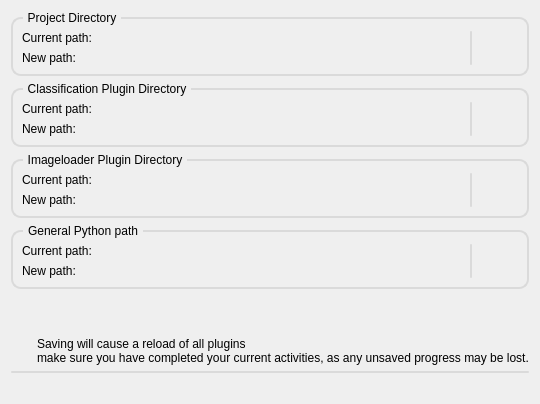
The window that view/globalsettingswidget.ui (Joensw/RCAIT) describes before a commit, drawn with Qt 5.
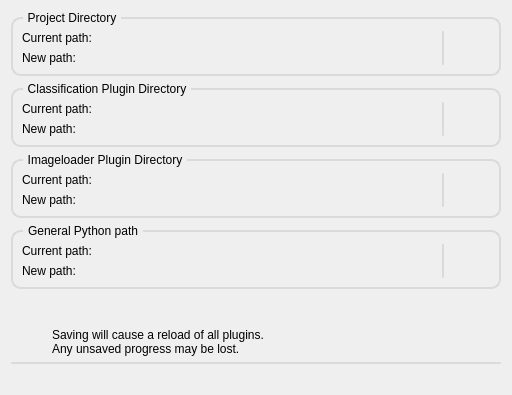
The same window after the commit. Icons and pictures are not drawn.

Commit message: Fix low resolution icon in global settings

```diff
--- a/view/globalsettingswidget.ui
+++ b/view/globalsettingswidget.ui
@@ -6,8 +6,8 @@
    <rect>
     <x>0</x>
     <y>0</y>
-    <width>491</width>
-    <height>404</height>
+    <width>512</width>
+    <height>395</height>
    </rect>
   </property>
   <property name="windowTitle">
@@ -159,176 +159,7 @@
     }</string>
   </property>
   <layout class="QGridLayout" name="gridLayout">
-   <item row="2" column="0" colspan="2">
-    <widget class="QGroupBox" name="groupBox_3">
-     <property name="title">
-      <string>Imageloader Plugin Directory</string>
-     </property>
-     <layout class="QGridLayout" name="gridLayout_4" columnstretch="1,0,0">
-      <property name="topMargin">
-       <number>12</number>
-      </property>
-      <item row="0" column="0">
-       <layout class="QVBoxLayout" name="verticalLayout">
-        <item>
-         <layout class="QHBoxLayout" name="horizontalLayout">
-          <item>
-           <widget class="QLabel" name="label_imageLoaderCurrent">
-            <property name="sizePolicy">
-             <sizepolicy hsizetype="Maximum" vsizetype="Preferred">
-              <horstretch>0</horstretch>
-              <verstretch>0</verstretch>
-             </sizepolicy>
-            </property>
-            <property name="text">
-             <string>Current path:</string>
-            </property>
-           </widget>
-          </item>
-          <item>
-           <widget class="QLabel" name="label_imageLoaderDir_current">
-            <property name="text">
-             <string/>
-            </property>
-            <property name="scaledContents">
-             <bool>false</bool>
-            </property>
-           </widget>
-          </item>
-         </layout>
-        </item>
-        <item>
-         <layout class="QHBoxLayout" name="horizontalLayout_2">
-          <property name="spacing">
-           <number>0</number>
-          </property>
-          <item>
-           <widget class="QLabel" name="label_newImageloader">
-            <property name="sizePolicy">
-             <sizepolicy hsizetype="Maximum" vsizetype="Fixed">
-              <horstretch>0</horstretch>
-              <verstretch>0</verstretch>
-             </sizepolicy>
-            </property>
-            <property name="minimumSize">
-             <size>
-              <width>55</width>
-              <height>0</height>
-             </size>
-            </property>
-            <property name="text">
-             <string>New path:</string>
-            </property>
-           </widget>
-          </item>
-          <item>
-           <widget class="QLabel" name="label_imageLoaderDir_new">
-            <property name="text">
-             <string/>
-            </property>
-            <property name="scaledContents">
-             <bool>false</bool>
-            </property>
-           </widget>
-          </item>
-         </layout>
-        </item>
-       </layout>
-      </item>
-      <item row="0" column="2">
-       <widget class="QPushButton" name="pushButton_imageLoader">
-        <property name="sizePolicy">
-         <sizepolicy hsizetype="Fixed" vsizetype="Fixed">
-          <horstretch>0</horstretch>
-          <verstretch>0</verstretch>
-         </sizepolicy>
-        </property>
-        <property name="text">
-         <string/>
-        </property>
-        <property name="icon">
-         <iconset resource="../Resources/UI_Icons.qrc">
-          <normaloff>:/UISymbols/UI_Folder_Icon.svg</normaloff>:/UISymbols/UI_Folder_Icon.svg</iconset>
-        </property>
-        <property name="iconSize">
-         <size>
-          <width>20</width>
-          <height>20</height>
-         </size>
-        </property>
-        <property name="flat">
-         <bool>true</bool>
-        </property>
-       </widget>
-      </item>
-      <item row="0" column="1">
-       <widget class="Line" name="line_4">
-        <property name="styleSheet">
-         <string notr="true">    border: none;
-    background: rgb(218,218,218);
-    border-radius: 1px;
-    max-width: 2px;
-    min-width: 2px;</string>
-        </property>
-        <property name="orientation">
-         <enum>Qt::Vertical</enum>
-        </property>
-       </widget>
-      </item>
-     </layout>
-    </widget>
-   </item>
-   <item row="6" column="0" colspan="2">
-    <layout class="QVBoxLayout" name="verticalLayout_4">
-     <item>
-      <widget class="Line" name="line">
-       <property name="styleSheet">
-        <string notr="true">    border: none;
-    background: rgb(218,218,218);
-    border-radius: 1px;
-    max-height: 2px;
-    min-height: 2px;</string>
-       </property>
-       <property name="orientation">
-        <enum>Qt::Horizontal</enum>
-       </property>
-      </widget>
-     </item>
-     <item>
-      <widget class="QLabel" name="label_information">
-       <property name="sizePolicy">
-        <sizepolicy hsizetype="Preferred" vsizetype="Maximum">
-         <horstretch>0</horstretch>
-         <verstretch>0</verstretch>
-        </sizepolicy>
-       </property>
-       <property name="styleSheet">
-        <string notr="true">QLabel { color : green; }</string>
-       </property>
-       <property name="text">
-        <string/>
-       </property>
-      </widget>
-     </item>
-    </layout>
-   </item>
-   <item row="5" column="0">
-    <widget class="QLabel" name="label_warning_icon">
-     <property name="sizePolicy">
-      <sizepolicy hsizetype="Fixed" vsizetype="Fixed">
-       <horstretch>0</horstretch>
-       <verstretch>0</verstretch>
-      </sizepolicy>
-     </property>
-     <property name="text">
-      <string/>
-     </property>
-     <property name="pixmap">
-      <pixmap resource="../Resources/UI_Icons.qrc">:/UISymbols/UI_Warning_icon.svg</pixmap>
-     </property>
-    </widget>
-   </item>
-   <item row="0" column="0" colspan="2">
+   <item row="0" column="0" colspan="5">
     <widget class="QGroupBox" name="groupBox">
      <property name="title">
       <string>Project Directory</string>
@@ -438,20 +269,7 @@
      </layout>
     </widget>
    </item>
-   <item row="4" column="0">
-    <spacer name="verticalSpacer">
-     <property name="orientation">
-      <enum>Qt::Vertical</enum>
-     </property>
-     <property name="sizeHint" stdset="0">
-      <size>
-       <width>20</width>
-       <height>40</height>
-      </size>
-     </property>
-    </spacer>
-   </item>
-   <item row="3" column="0" colspan="2">
+   <item row="3" column="0" colspan="5">
     <widget class="QGroupBox" name="groupBox_4">
      <property name="title">
       <string>General Python path</string>
@@ -570,7 +388,7 @@
      </layout>
     </widget>
    </item>
-   <item row="1" column="0" colspan="2">
+   <item row="1" column="0" colspan="5">
     <widget class="QGroupBox" name="groupBox_2">
      <property name="title">
       <string>Classification Plugin Directory</string>
@@ -680,19 +498,219 @@
      </layout>
     </widget>
    </item>
-   <item row="5" column="1">
-    <widget class="QLabel" name="label_warning_text">
-     <property name="sizePolicy">
-      <sizepolicy hsizetype="Preferred" vsizetype="Preferred">
-       <horstretch>0</horstretch>
-       <verstretch>0</verstretch>
-      </sizepolicy>
+   <item row="4" column="0">
+    <spacer name="verticalSpacer">
+     <property name="orientation">
+      <enum>Qt::Vertical</enum>
      </property>
-     <property name="text">
-      <string>&lt;html&gt;&lt;head/&gt;&lt;body&gt;&lt;p&gt;Saving will cause a reload of all plugins&lt;br/&gt;make sure you have completed your current activities, as any unsaved progress may be lost.&lt;/p&gt;&lt;/body&gt;&lt;/html&gt;</string>
+     <property name="sizeHint" stdset="0">
+      <size>
+       <width>20</width>
+       <height>40</height>
+      </size>
      </property>
+    </spacer>
+   </item>
+   <item row="2" column="0" colspan="5">
+    <widget class="QGroupBox" name="groupBox_3">
+     <property name="title">
+      <string>Imageloader Plugin Directory</string>
+     </property>
+     <layout class="QGridLayout" name="gridLayout_4" columnstretch="1,0,0">
+      <property name="topMargin">
+       <number>12</number>
+      </property>
+      <item row="0" column="0">
+       <layout class="QVBoxLayout" name="verticalLayout">
+        <item>
+         <layout class="QHBoxLayout" name="horizontalLayout">
+          <item>
+           <widget class="QLabel" name="label_imageLoaderCurrent">
+            <property name="sizePolicy">
+             <sizepolicy hsizetype="Maximum" vsizetype="Preferred">
+              <horstretch>0</horstretch>
+              <verstretch>0</verstretch>
+             </sizepolicy>
+            </property>
+            <property name="text">
+             <string>Current path:</string>
+            </property>
+           </widget>
+          </item>
+          <item>
+           <widget class="QLabel" name="label_imageLoaderDir_current">
+            <property name="text">
+             <string/>
+            </property>
+            <property name="scaledContents">
+             <bool>false</bool>
+            </property>
+           </widget>
+          </item>
+         </layout>
+        </item>
+        <item>
+         <layout class="QHBoxLayout" name="horizontalLayout_2">
+          <property name="spacing">
+           <number>0</number>
+          </property>
+          <item>
+           <widget class="QLabel" name="label_newImageloader">
+            <property name="sizePolicy">
+             <sizepolicy hsizetype="Maximum" vsizetype="Fixed">
+              <horstretch>0</horstretch>
+              <verstretch>0</verstretch>
+             </sizepolicy>
+            </property>
+            <property name="minimumSize">
+             <size>
+              <width>55</width>
+              <height>0</height>
+             </size>
+            </property>
+            <property name="text">
+             <string>New path:</string>
+            </property>
+           </widget>
+          </item>
+          <item>
+           <widget class="QLabel" name="label_imageLoaderDir_new">
+            <property name="text">
+             <string/>
+            </property>
+            <property name="scaledContents">
+             <bool>false</bool>
+            </property>
+           </widget>
+          </item>
+         </layout>
+        </item>
+       </layout>
+      </item>
+      <item row="0" column="2">
+       <widget class="QPushButton" name="pushButton_imageLoader">
+        <property name="sizePolicy">
+         <sizepolicy hsizetype="Fixed" vsizetype="Fixed">
+          <horstretch>0</horstretch>
+          <verstretch>0</verstretch>
+         </sizepolicy>
+        </property>
+        <property name="text">
+         <string/>
+        </property>
+        <property name="icon">
+         <iconset resource="../Resources/UI_Icons.qrc">
+          <normaloff>:/UISymbols/UI_Folder_Icon.svg</normaloff>:/UISymbols/UI_Folder_Icon.svg</iconset>
+        </property>
+        <property name="iconSize">
+         <size>
+          <width>20</width>
+          <height>20</height>
+         </size>
+        </property>
+        <property name="flat">
+         <bool>true</bool>
+        </property>
+       </widget>
+      </item>
+      <item row="0" column="1">
+       <widget class="Line" name="line_4">
+        <property name="styleSheet">
+         <string notr="true">    border: none;
+    background: rgb(218,218,218);
+    border-radius: 1px;
+    max-width: 2px;
+    min-width: 2px;</string>
+        </property>
+        <property name="orientation">
+         <enum>Qt::Vertical</enum>
+        </property>
+       </widget>
+      </item>
+     </layout>
     </widget>
    </item>
+   <item row="6" column="0" colspan="5">
+    <layout class="QVBoxLayout" name="verticalLayout_4">
+     <item>
+      <widget class="Line" name="line">
+       <property name="styleSheet">
+        <string notr="true">    border: none;
+    background: rgb(218,218,218);
+    border-radius: 1px;
+    max-height: 2px;
+    min-height: 2px;</string>
+       </property>
+       <property name="orientation">
+        <enum>Qt::Horizontal</enum>
+       </property>
+      </widget>
+     </item>
+     <item>
+      <widget class="QLabel" name="label_information">
+       <property name="sizePolicy">
+        <sizepolicy hsizetype="Preferred" vsizetype="Maximum">
+         <horstretch>0</horstretch>
+         <verstretch>0</verstretch>
+        </sizepolicy>
+       </property>
+       <property name="styleSheet">
+        <string notr="true">QLabel { color : green; }</string>
+       </property>
+       <property name="text">
+        <string/>
+       </property>
+      </widget>
+     </item>
+    </layout>
+   </item>
+   <item row="5" column="0" colspan="5">
+    <layout class="QHBoxLayout" name="horizontalLayout_9" stretch="0,1">
+     <property name="leftMargin">
+      <number>3</number>
+     </property>
+     <item>
+      <widget class="QPushButton" name="warning_icon">
+       <property name="enabled">
+        <bool>false</bool>
+       </property>
+       <property name="styleSheet">
+        <string notr="true">QPushButton {background-color: none; border: none;}</string>
+       </property>
+       <property name="text">
+        <string/>
+       </property>
+       <property name="icon">
+        <iconset resource="../Resources/UI_Icons.qrc">
+         <normaloff>:/UISymbols/UI_Warning_icon.svg</normaloff>
+         <disabledoff>:/UISymbols/UI_Warning_icon.svg</disabledoff>:/UISymbols/UI_Warning_icon.svg</iconset>
+       </property>
+       <property name="iconSize">
+        <size>
+         <width>20</width>
+         <height>20</height>
+        </size>
+       </property>
+       <property name="flat">
+        <bool>true</bool>
+       </property>
+      </widget>
+     </item>
+     <item>
+      <widget class="QLabel" name="label_warning_text">
+       <property name="sizePolicy">
+        <sizepolicy hsizetype="Preferred" vsizetype="Preferred">
+         <horstretch>0</horstretch>
+         <verstretch>0</verstretch>
+        </sizepolicy>
+       </property>
+       <property name="text">
+        <string>&lt;html&gt;&lt;head/&gt;&lt;body&gt;&lt;p&gt;Saving will cause a reload of all plugins.&lt;br/&gt;Any unsaved progress may be lost.&lt;/p&gt;&lt;/body&gt;&lt;/html&gt;</string>
+       </property>
+      </widget>
+     </item>
+    </layout>
+   </item>
   </layout>
  </widget>
  <resources>
```
